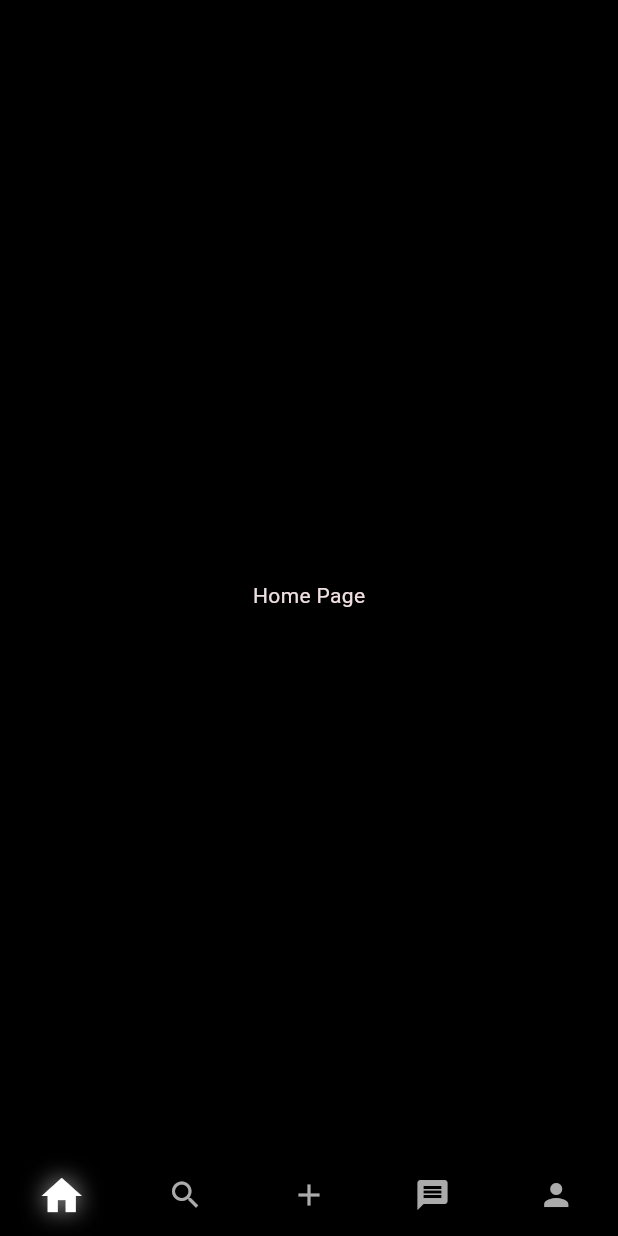
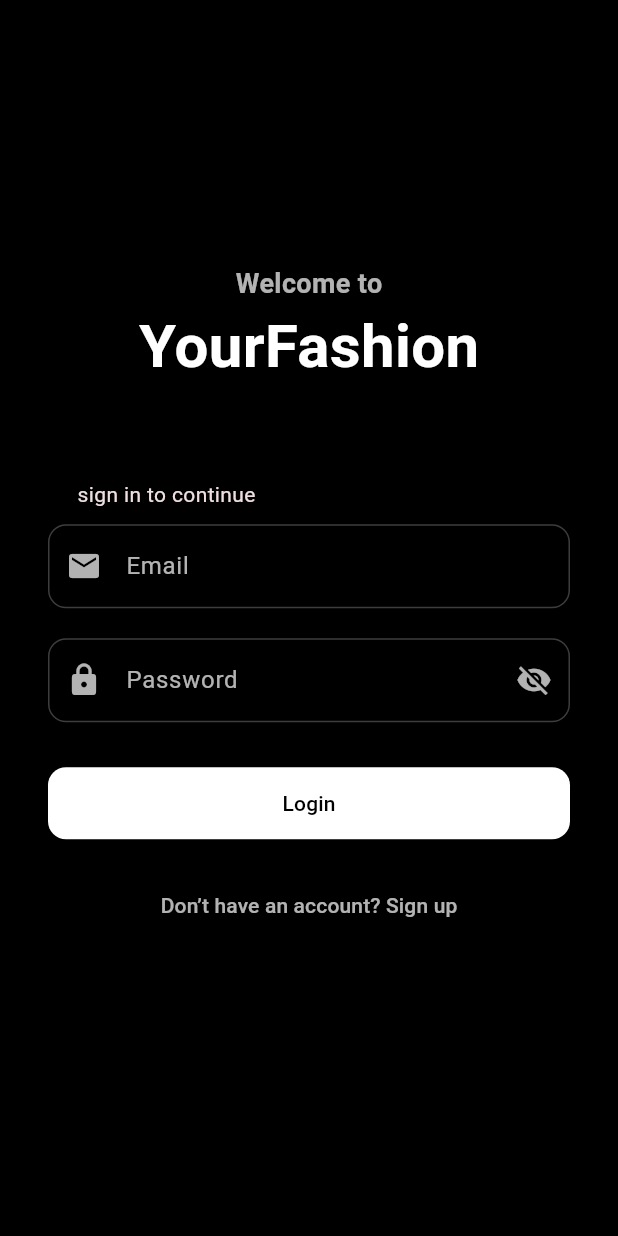
Before and after one commit to 7Hugo7/yf, a Flutter app: the screen it shows after launch, on a phone screen of 412 x 824 dp. Run offline on Flutter 3.47's test engine with Material 3 defaults, Android fonts, the phone set to English and light mode, and no system bars.

Commit message:
login page und home page

```diff
--- a/frontend/lib/main.dart
+++ b/frontend/lib/main.dart
@@ -1,4 +1,6 @@
 import '''package:flutter/material.dart''';
+import 'package:frontend/views/pages/login_page.dart';
+
 import 'package:frontend/views/widget_tree.dart';
 
 void main() {
@@ -23,7 +25,14 @@ class _MyAppState extends State<MyApp> {
   Widget build(BuildContext context) {
     return MaterialApp(
       debugShowCheckedModeBanner: false,
+
       theme: ThemeData(
+
+        textSelectionTheme: const TextSelectionThemeData(
+    cursorColor: Colors.white, // Hier die gewünschte Farbe setzen
+    selectionColor: Colors.white24,
+    selectionHandleColor: Colors.white,
+  ),
         brightness: Brightness.dark,
         scaffoldBackgroundColor: Colors.black,
         colorScheme: ColorScheme.fromSeed(
@@ -35,17 +44,19 @@ class _MyAppState extends State<MyApp> {
         navigationBarTheme: NavigationBarThemeData(
           indicatorColor: Colors.transparent,
           indicatorShape: null,
+
           overlayColor: WidgetStateProperty.all(Colors.transparent),
           iconTheme: WidgetStateProperty.resolveWith<IconThemeData>((states) {
             if (states.contains(WidgetState.selected)) {
               return IconThemeData(
+
                 color: const Color.fromARGB(
                   255,
                   255,
                   255,
                   255,
                 ), // Leuchtende Farbe
-                size: 32,
+                size: 29,
                 shadows: [
                   Shadow(
                     color: const Color.fromARGB(
@@ -53,7 +64,7 @@ class _MyAppState extends State<MyApp> {
                       255,
                       255,
                       255,
-                    ).withOpacity(0.7),
+                    ).withOpacity(0),
                     blurRadius: 20,
                     offset: Offset(0, 0),
                   ),
@@ -71,7 +82,7 @@ class _MyAppState extends State<MyApp> {
           backgroundColor: Colors.black,
         ),
       ),
-      home: WidgetTree(),
+   home: LoginPage(), // ✅ Start here
     );
   }
 }
--- /dev/null
+++ b/frontend/lib/views/pages/login_page.dart
@@ -0,0 +1,166 @@
+import 'package:flutter/material.dart';
+import 'package:frontend/views/widget_tree.dart';
+
+class LoginPage extends StatefulWidget {
+  const LoginPage({super.key});
+
+  @override
+  State<LoginPage> createState() => _LoginPageState();
+}
+
+class _LoginPageState extends State<LoginPage> {
+  final TextEditingController emailController = TextEditingController();
+  final TextEditingController passwordController = TextEditingController();
+
+  bool isLoading = false;
+  bool _obscurePassword = true;
+
+  void login() {
+    setState(() => isLoading = true);
+
+    // Simulate login delay (2 seconds)
+    Future.delayed(const Duration(seconds: 2), () {
+      setState(() => isLoading = false);
+
+      // Navigate to Home Page
+      Navigator.pushReplacement(
+        context,
+        MaterialPageRoute(builder: (context) => const WidgetTree()),
+      );
+    });
+  }
+
+  @override
+  Widget build(BuildContext context) {
+    return Scaffold(
+      backgroundColor: Colors.black,
+      body: Center(
+        child: SingleChildScrollView(
+          padding: const EdgeInsets.symmetric(horizontal: 32),
+          child: Column(
+            mainAxisAlignment: MainAxisAlignment.center,
+            children: [
+              Text(
+                'Welcome to',
+                style: TextStyle(
+                  fontSize: 18,
+                  fontWeight: FontWeight.bold,
+                  color: Colors.white70,
+                ),
+              ),
+              Text(
+                'YourFashion',
+                style: TextStyle(
+                  fontSize: 40,
+                  fontWeight: FontWeight.bold,
+                  color: Colors.white,
+                ),
+              ),
+              const SizedBox(height: 60),
+              Row(
+                mainAxisAlignment: MainAxisAlignment.center,
+                children: [
+                  Text('sign in to continue'),
+                  const SizedBox(width: 190),
+                ],
+              ),
+              const SizedBox(height: 10),
+              // Email input
+              TextField(
+                controller: emailController,
+                style: const TextStyle(color: Colors.white),
+                decoration: InputDecoration(
+                  labelText: 'Email',
+                  labelStyle: const TextStyle(color: Colors.white70),
+                  enabledBorder: OutlineInputBorder(
+                    borderRadius: BorderRadius.circular(12),
+                    borderSide: const BorderSide(color: Colors.white24),
+                  ),
+                  focusedBorder: OutlineInputBorder(
+                    borderRadius: BorderRadius.circular(12),
+                    borderSide: const BorderSide(color: Colors.white),
+                  ),
+                  prefixIcon: const Icon(Icons.email, color: Colors.white70),
+                ),
+              ),
+
+              const SizedBox(height: 20),
+
+              // Password input
+              TextField(
+                controller: passwordController,
+                obscureText: _obscurePassword, // 👈 controlled by state
+                style: const TextStyle(color: Colors.white),
+                decoration: InputDecoration(
+                  labelText: 'Password',
+                  labelStyle: const TextStyle(color: Colors.white70),
+                  enabledBorder: OutlineInputBorder(
+                    borderRadius: BorderRadius.circular(12),
+                    borderSide: const BorderSide(color: Colors.white24),
+                  ),
+                  focusedBorder: OutlineInputBorder(
+                    borderRadius: BorderRadius.circular(12),
+                    borderSide: const BorderSide(color: Colors.white),
+                  ),
+                  prefixIcon: const Icon(Icons.lock, color: Colors.white70),
+
+                  // 👇 Add this suffix icon for visibility toggle
+                  suffixIcon: IconButton(
+                    icon: Icon(
+                      _obscurePassword
+                          ? Icons.visibility_off
+                          : Icons.visibility,
+                      color: Colors.white70,
+                    ),
+                    onPressed: () {
+                      setState(() {
+                        _obscurePassword = !_obscurePassword;
+                      });
+                    },
+                  ),
+                ),
+              ),
+
+              const SizedBox(height: 30),
+
+              // Login button
+              SizedBox(
+                width: double.infinity,
+                child: ElevatedButton(
+                  onPressed: isLoading ? null : login,
+                  style: ElevatedButton.styleFrom(
+                    backgroundColor: Colors.white,
+                    foregroundColor: Colors.black,
+                    padding: const EdgeInsets.symmetric(vertical: 14),
+                    shape: RoundedRectangleBorder(
+                      borderRadius: BorderRadius.circular(12),
+                    ),
+                  ),
+                  child: isLoading
+                      ? const CircularProgressIndicator(color: Colors.black)
+                      : Text('Login'),
+                ),
+              ),
+
+              const SizedBox(height: 20),
+
+              // Register link
+              TextButton(
+                onPressed: () {
+                  ScaffoldMessenger.of(context).showSnackBar(
+                    const SnackBar(content: Text('Registration coming soon!')),
+                  );
+                },
+                child: Text(
+                  'Don’t have an account? Sign up',
+                  style: TextStyle(color: Colors.white70),
+                ),
+              ),
+              const SizedBox(height: 20),
+            ],
+          ),
+        ),
+      ),
+    );
+  }
+}
--- a/frontend/lib/views/widget_tree.dart
+++ b/frontend/lib/views/widget_tree.dart
@@ -9,11 +9,13 @@ import 'package:frontend/views/pages/waredrobe_page.dart';
 import 'widgets/navbar_widget.dart';
 
 List<Widget> pages = [
+
   HomePage(),
   SearchPage(),
   WaredrobePage(),
   MessagesPage (),
   ProfilPage(),
+
 ];
 
 class WidgetTree extends StatelessWidget {
--- a/frontend/lib/views/widgets/navbar_widget.dart
+++ b/frontend/lib/views/widgets/navbar_widget.dart
@@ -8,11 +8,16 @@ class NavbarWidget extends StatelessWidget {
   Widget build(BuildContext context) {
   return ValueListenableBuilder(
     valueListenable: selectedPageNotifier,
-      builder: ( context,  selectedPage, child) {
-        return NavigationBar(
-          height: 30,
-          backgroundColor: Colors.black,
+    builder: (context, selectedPage, child) {
+      return Padding(
+        padding: const EdgeInsets.only(bottom: 0), // Abstand nach unten
+        child: NavigationBar(
+          height: 25, // Normale Höhe für Icons
+      backgroundColor: Colors.transparent,
+
+          labelBehavior: NavigationDestinationLabelBehavior.alwaysHide, // Labels ausblenden
           destinations: [
+
             NavigationDestination(icon: Icon(Icons.home), label: ''),
             NavigationDestination(icon: Icon(Icons.search), label: ''),
             NavigationDestination(icon: Icon(Icons.add), label: ''),
@@ -23,6 +28,7 @@ class NavbarWidget extends StatelessWidget {
             selectedPageNotifier.value = value;
           },
           selectedIndex: selectedPage,
+        ),
       );
     },
   );
--- a/frontend/pubspec.yaml
+++ b/frontend/pubspec.yaml
@@ -37,7 +37,7 @@ dependencies:
   graphql_flutter: ^5.2.1
   universal_io: ^2.2.2
   flutter_application_1: ^0.0.2
-
+  flutter_staggered_grid_view: ^0.6.2
 dev_dependencies:
   flutter_test:
     sdk: flutter
```
Also changed, not shown: frontend/lib/views/pages/home_page.dart (+65 -4 lines), frontend/lib/views/pages/homepages/detail_page.dart (added, +20 -0 lines), frontend/lib/views/pages/homepages/fn_page.dart (added, +42 -0 lines), frontend/lib/views/pages/homepages/for_you_page.dart (added, +98 -0 lines), frontend/lib/views/pages/homepages/fw_page.dart (added, +40 -0 lines), frontend/lib/theme.dart (added), frontend/pubspec.lock. Lines whose indentation alone changed are shown as unchanged.
